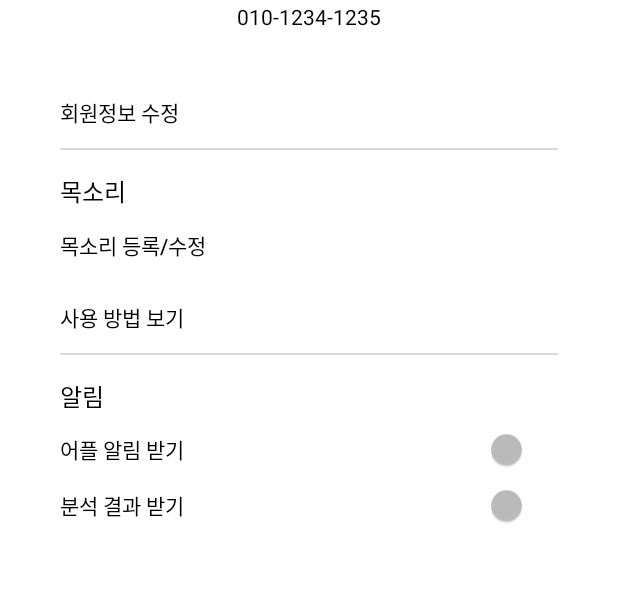
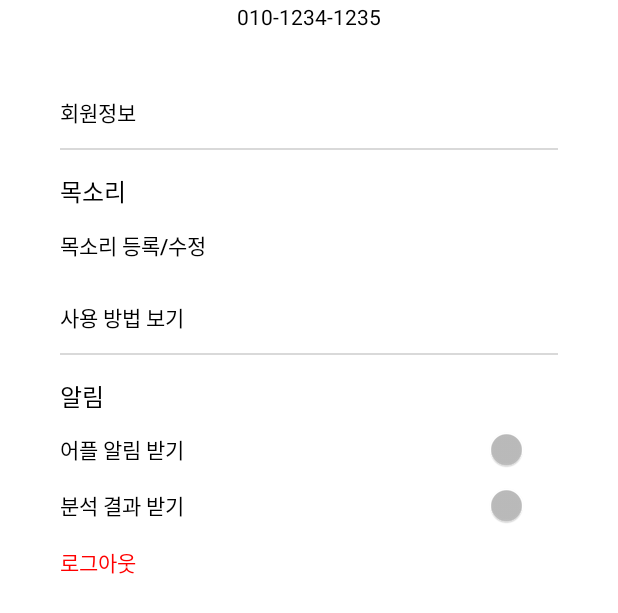
Before and after one commit to yooonzi040/CodingBear, an Android app: the layout activity_settings.xml on its own in the app's theme, with its tools: preview values and no code run, on a phone screen of 412 x 824 dp. Shown: the part 392-1005 px from the top of the screen. Run offline under Robolectric (Android 15) with nearby library versions, the phone set to English and light mode, and no system bars.

Commit message:
설정에 로그아웃 버튼 구현

```diff
--- a/app/src/main/java/sku/jyj/example/silvia/LoginActivity.java
+++ b/app/src/main/java/sku/jyj/example/silvia/LoginActivity.java
@@ -26,7 +26,7 @@ import okhttp3.Response;
 
 
 public class LoginActivity extends AppCompatActivity {
-    private static final String urls = "http://lovelace0124.asuscomm.com:5003/"; // [★] Flask 서버 호출 URL
+    private static final String urls = "http://lovelace0124.asuscomm.com:5003/login"; // [★] Flask 서버 호출 URL
     private EditText input_loginName, input_loginBirth, input_loginPhoneNo;
     private Button btn_loginToTTS;
 
--- a/app/src/main/res/layout/activity_settings.xml
+++ b/app/src/main/res/layout/activity_settings.xml
@@ -67,8 +67,8 @@
             android:background="#FFFFFF"
             android:elevation="0dp"
             android:gravity="left|center_vertical"
-            android:text="회원정보 수정"
             android:stateListAnimator="@null"
+            android:text="회원정보"
             android:textColor="#000000" />
 
         <View
@@ -189,6 +189,20 @@
                 android:text="Switch" />
 
         </LinearLayout>
+
+        <Button
+            android:id="@+id/btn_logout"
+            android:layout_width="match_parent"
+            android:layout_height="wrap_content"
+            android:layout_marginLeft="40dp"
+            android:layout_marginRight="40dp"
+            android:background="#FFFFFF"
+            android:elevation="0dp"
+            android:gravity="left|center_vertical"
+            android:stateListAnimator="@null"
+            android:text="로그아웃"
+            android:textColor="#ff0000"
+            android:onClick="logoutClicked" />
     </LinearLayout>
 
 </androidx.constraintlayout.widget.ConstraintLayout>
```
Also changed, not shown: app/src/main/java/sku/jyj/example/silvia/SettingsActivity.java (+13 -0 lines).
